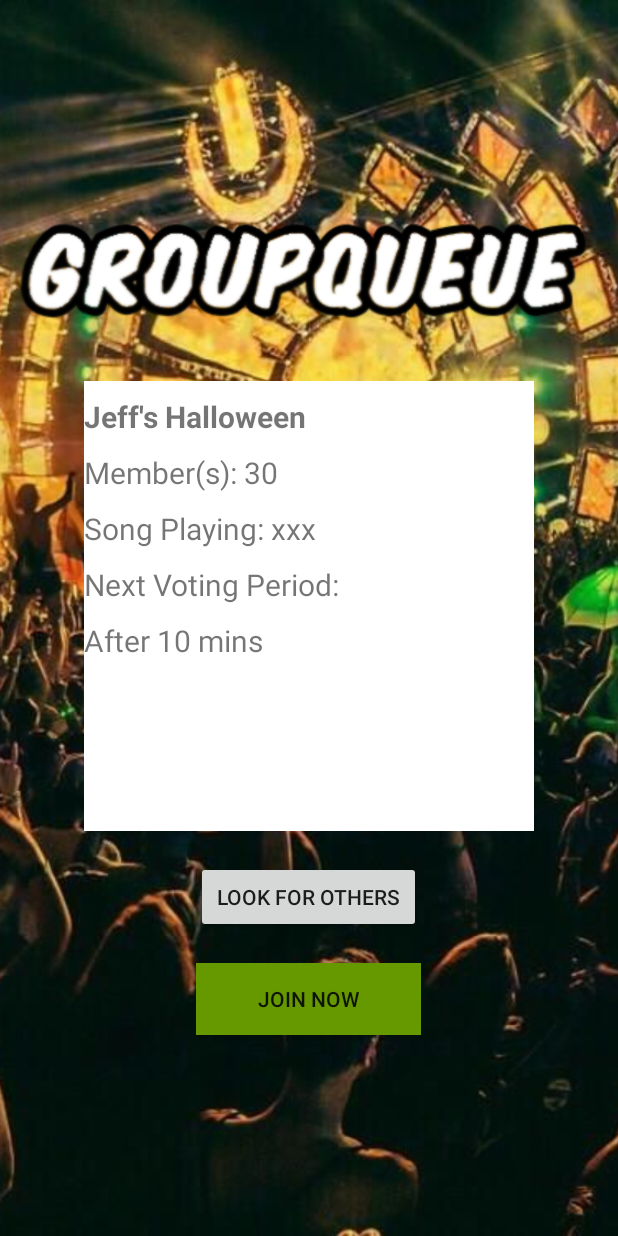
After one commit to legut2/GroupQueue, an Android app: the JoinActivity screen opened directly, with no data from a screen before it, on a phone screen of 412 x 824 dp. The commit adds this screen. Run offline under Robolectric (Android 15) with nearby library versions, the phone set to English and light mode, and no system bars.

Commit message:
add ugly party-information view

```diff
--- a/app/src/main/AndroidManifest.xml
+++ b/app/src/main/AndroidManifest.xml
@@ -38,6 +38,7 @@
         <activity android:name=".GroundRules" />
         <activity android:name=".HostViewActivity" />
         <activity android:name=".GuestViewActivity"></activity>
+        <activity android:name=".JoinActivity"></activity>
     </application>
 
 </manifest>
--- /dev/null
+++ b/app/src/main/java/com/example/groupqueueprototype/android_studio_project_folder/JoinActivity.java
@@ -0,0 +1,20 @@
+package com.example.groupqueueprototype.android_studio_project_folder;
+
+import android.app.Activity;
+import android.content.Intent;
+import android.os.Bundle;
+import android.view.View;
+
+public class JoinActivity extends Activity {
+
+    @Override
+    protected void onCreate(Bundle savedInstanceState) {
+        super.onCreate(savedInstanceState);
+        setContentView(R.layout.activity_join);
+    }
+
+    public void onClickJoin(View v){
+        Intent intent = new Intent(this, GuestViewActivity.class);
+        startActivity(intent);
+    }
+}
--- a/app/src/main/java/com/example/groupqueueprototype/android_studio_project_folder/PartySearchActivity.java
+++ b/app/src/main/java/com/example/groupqueueprototype/android_studio_project_folder/PartySearchActivity.java
@@ -70,7 +70,7 @@ public class PartySearchActivity extends AppCompatActivity  {
     }
 
     public void goJoinParty() {
-        Intent intent = new Intent(this, GuestViewActivity.class);
+        Intent intent = new Intent(this, JoinActivity.class);
         startActivity(intent);
     }
 }
--- /dev/null
+++ b/app/src/main/res/layout/activity_join.xml
@@ -0,0 +1,78 @@
+<?xml version="1.0" encoding="utf-8"?>
+<android.support.constraint.ConstraintLayout xmlns:android="http://schemas.android.com/apk/res/android"
+    xmlns:app="http://schemas.android.com/apk/res-auto"
+    xmlns:tools="http://schemas.android.com/tools"
+    android:layout_width="match_parent"
+    android:layout_height="match_parent"
+    tools:context="com.example.groupqueueprototype.android_studio_project_folder.JoinActivity">
+    <ImageView
+        android:layout_width="match_parent"
+        android:layout_height="match_parent"
+        android:scaleType="centerCrop"
+        android:layout_gravity="top"
+        android:src="@drawable/background_party"/>
+    <LinearLayout
+        android:layout_width="match_parent"
+        android:layout_height="match_parent"
+        android:gravity="center"
+        android:orientation="vertical">
+        <ImageView
+            android:layout_width="wrap_content"
+            android:layout_height="75dp"
+            android:layout_marginBottom="15dp"
+            android:layout_marginTop="10dp"
+            android:src="@drawable/group_queue" />
+        <LinearLayout
+            android:layout_width="300dp"
+            android:layout_height="300dp"
+            android:background="@android:color/white"
+            android:orientation="vertical"
+            android:layout_marginTop="20dp">
+            <TextView
+                android:layout_width="wrap_content"
+                android:layout_height="wrap_content"
+                android:text="Jeff's Halloween"
+                android:textSize="20sp"
+                android:layout_marginTop="10dp"
+                android:textStyle="bold"/>
+            <TextView
+                android:layout_width="wrap_content"
+                android:layout_height="wrap_content"
+                android:text="Member(s): 30"
+                android:textSize="20sp"
+                android:layout_marginTop="10dp"/>
+            <TextView
+                android:layout_width="wrap_content"
+                android:layout_height="wrap_content"
+                android:text="Song Playing: xxx"
+                android:textSize="20sp"
+                android:layout_marginTop="10dp"/>
+            <TextView
+                android:layout_width="wrap_content"
+                android:layout_height="wrap_content"
+                android:text="Next Voting Period:"
+                android:textSize="20sp"
+                android:layout_marginTop="10dp"/>
+            <TextView
+                android:layout_width="wrap_content"
+                android:layout_height="wrap_content"
+                android:text="After 10 mins"
+                android:textSize="20sp"
+                android:layout_marginTop="10dp"/>
+        </LinearLayout>
+        <Button
+            android:layout_width="150dp"
+            android:layout_height="wrap_content"
+            android:text="Look for others"
+            android:layout_marginTop="20dp"/>
+        <Button
+            android:id="@+id/joinBtn"
+            android:onClick="onClickJoin"
+            android:layout_width="150dp"
+            android:layout_height="wrap_content"
+            android:text="Join now"
+            android:layout_marginTop="20dp"
+            android:background="@android:color/holo_green_dark"/>
+    </LinearLayout>
+
+</android.support.constraint.ConstraintLayout>
```
